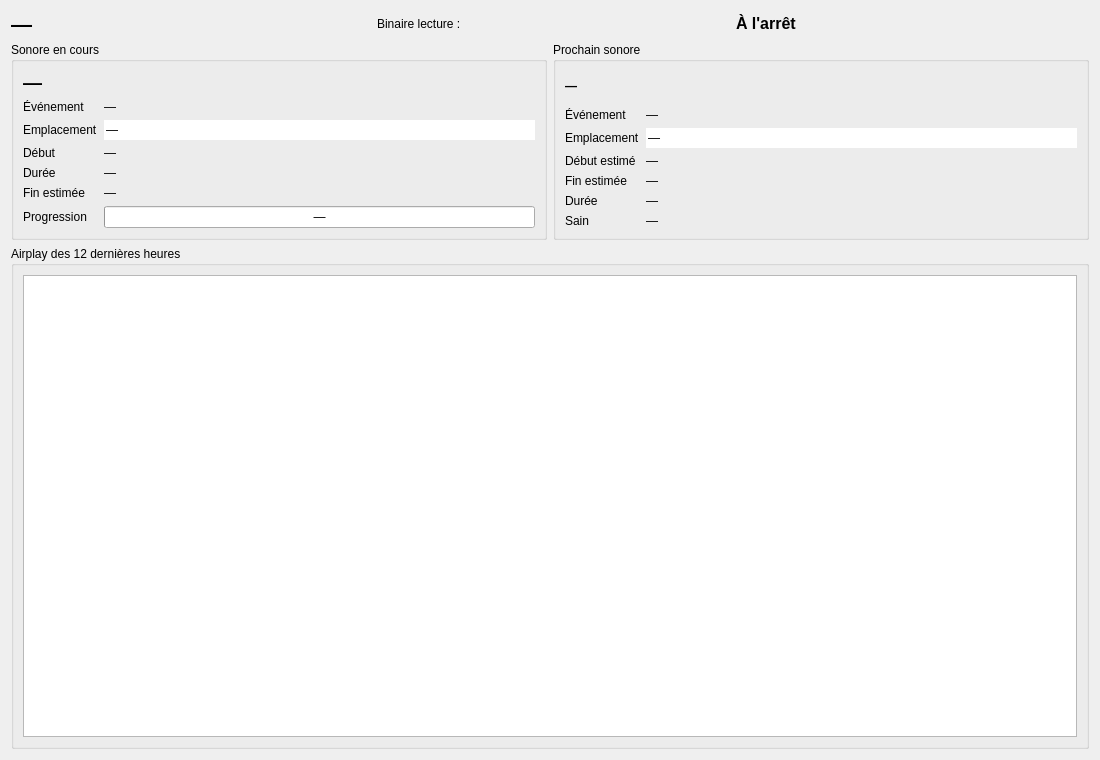
Before: the Qt Designer form src/machincast/interface/ui/ecran_par_defaut.ui in dascritch/machincast, drawn with Qt 5.
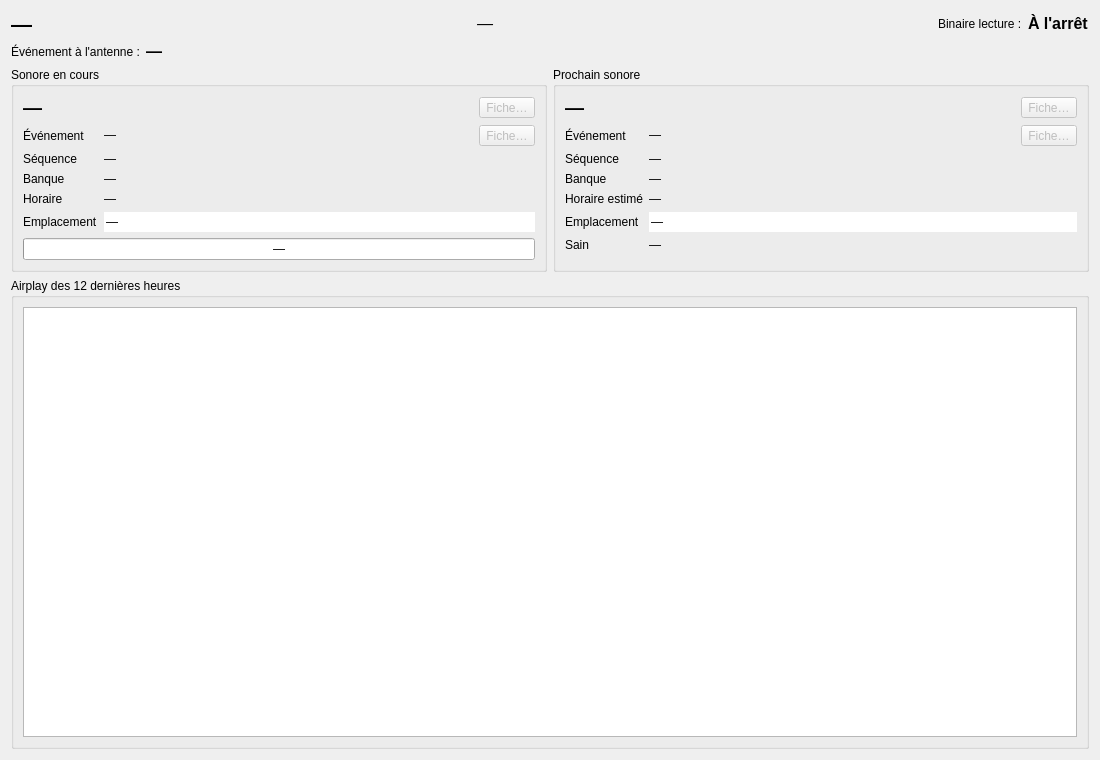
After: the same form once the commit is applied. Icons and pictures are not drawn.

Commit message:
feat(interface): accueil avec texte public, événement à l'antenne, séquence, banque, temps qui reste et accès aux fiches
https://github.com/dascritch/machincast/issues/144
Améliorations de la fiche tableau de bord d'accueil

Claude-Session: https://claude.ai/code/session_01KaPegkCQoT3k3oMgjXGsiv

```diff
--- a/src/machincast/interface/ui/ecran_par_defaut.ui
+++ b/src/machincast/interface/ui/ecran_par_defaut.ui
@@ -15,13 +15,12 @@
   </property>
   <layout class="QVBoxLayout" name="disposition">
    <item>
-    <layout class="QHBoxLayout" name="bandeau">
+    <layout class="QHBoxLayout" name="bandeau" stretch="0,1,0,0">
      <item>
       <widget class="QLabel" name="heure">
        <property name="font">
         <font>
-         <pointsize>16</pointsize>
-         <bold>true</bold>
+         <pointsize>16</pointsize><bold>true</bold>
         </font>
        </property>
        <property name="text">
@@ -33,11 +32,29 @@
       </widget>
      </item>
      <item>
-      <spacer name="espace_bandeau">
-       <property name="orientation">
-        <enum>Qt::Orientation::Horizontal</enum>
+      <widget class="QLabel" name="texte_public">
+       <property name="toolTip">
+        <string>Ce que les sorties publiques affichent du sonore en cours</string>
        </property>
-      </spacer>
+       <property name="font">
+        <font>
+         <pointsize>12</pointsize>
+         <italic>true</italic>
+        </font>
+       </property>
+       <property name="text">
+        <string>—</string>
+       </property>
+       <property name="alignment">
+        <set>Qt::AlignmentFlag::AlignCenter</set>
+       </property>
+       <property name="wordWrap">
+        <bool>true</bool>
+       </property>
+       <property name="textInteractionFlags">
+        <set>Qt::TextInteractionFlag::TextSelectableByMouse</set>
+       </property>
+      </widget>
      </item>
      <item>
       <widget class="QLabel" name="intitule_etat_lecture">
@@ -50,8 +67,7 @@
       <widget class="QLabel" name="etat_lecture">
        <property name="font">
         <font>
-         <pointsize>12</pointsize>
-         <bold>true</bold>
+         <pointsize>12</pointsize><bold>true</bold>
         </font>
        </property>
        <property name="text">
@@ -64,6 +80,35 @@
      </item>
     </layout>
    </item>
+   <item>
+    <layout class="QHBoxLayout" name="ligne_evenement_antenne" stretch="0,1">
+     <item>
+      <widget class="QLabel" name="intitule_evenement_antenne">
+       <property name="text">
+        <string>Événement à l'antenne :</string>
+       </property>
+      </widget>
+     </item>
+     <item>
+      <widget class="QLabel" name="evenement_antenne">
+       <property name="font">
+        <font>
+         <pointsize>12</pointsize><bold>true</bold>
+        </font>
+       </property>
+       <property name="text">
+        <string>—</string>
+       </property>
+       <property name="textInteractionFlags">
+        <set>Qt::TextInteractionFlag::TextSelectableByMouse</set>
+       </property>
+       <property name="wordWrap">
+        <bool>true</bool>
+       </property>
+      </widget>
+     </item>
+    </layout>
+   </item>
    <item>
     <layout class="QHBoxLayout" name="sonores" stretch="1,1">
      <item>
@@ -73,11 +118,12 @@
        </property>
        <layout class="QVBoxLayout" name="disposition_en_cours">
         <item>
+         <layout class="QHBoxLayout" name="ligne_en_cours_titre" stretch="1,0">
+          <item>
          <widget class="QLabel" name="en_cours_titre">
           <property name="font">
            <font>
-            <pointsize>14</pointsize>
-            <bold>true</bold>
+         <pointsize>14</pointsize><bold>true</bold>
            </font>
           </property>
           <property name="text">
@@ -90,6 +136,24 @@
            <bool>true</bool>
           </property>
          </widget>
+          </item>
+          <item>
+           <widget class="QToolButton" name="ouvrir_sonore_en_cours">
+          <property name="toolTip">
+           <string>Ouvrir la fiche du sonore</string>
+          </property>
+          <property name="text">
+           <string>Fiche…</string>
+          </property>
+          <property name="icon">
+           <iconset theme="document-properties"/>
+          </property>
+          <property name="enabled">
+           <bool>false</bool>
+          </property>
+         </widget>
+          </item>
+         </layout>
         </item>
         <item>
          <layout class="QFormLayout" name="formulaire_en_cours">
@@ -101,6 +165,8 @@
            </widget>
           </item>
           <item row="0" column="1">
+           <layout class="QHBoxLayout" name="ligne_en_cours_evenement" stretch="1,0">
+            <item>
            <widget class="QLabel" name="en_cours_evenement">
             <property name="text">
              <string>—</string>
@@ -113,14 +179,92 @@
             </property>
            </widget>
           </item>
+            <item>
+             <widget class="QToolButton" name="ouvrir_evenement_en_cours">
+          <property name="toolTip">
+           <string>Ouvrir la fiche de l'événement</string>
+          </property>
+          <property name="text">
+           <string>Fiche…</string>
+          </property>
+          <property name="icon">
+           <iconset theme="view-calendar"/>
+          </property>
+          <property name="enabled">
+           <bool>false</bool>
+          </property>
+         </widget>
+            </item>
+           </layout>
+          </item>
           <item row="1" column="0">
+           <widget class="QLabel" name="intitule_en_cours_sequence">
+            <property name="text">
+             <string>Séquence</string>
+            </property>
+           </widget>
+          </item>
+          <item row="1" column="1">
+           <widget class="QLabel" name="en_cours_sequence">
+       <property name="text">
+        <string>—</string>
+       </property>
+       <property name="textInteractionFlags">
+        <set>Qt::TextInteractionFlag::TextSelectableByMouse</set>
+       </property>
+       <property name="wordWrap">
+        <bool>true</bool>
+       </property>
+      </widget>
+          </item>
+          <item row="2" column="0">
+           <widget class="QLabel" name="intitule_en_cours_banque">
+            <property name="text">
+             <string>Banque</string>
+            </property>
+           </widget>
+          </item>
+          <item row="2" column="1">
+           <widget class="QLabel" name="en_cours_banque">
+       <property name="text">
+        <string>—</string>
+       </property>
+       <property name="textInteractionFlags">
+        <set>Qt::TextInteractionFlag::TextSelectableByMouse</set>
+       </property>
+       <property name="wordWrap">
+        <bool>true</bool>
+       </property>
+      </widget>
+          </item>
+          <item row="3" column="0">
+           <widget class="QLabel" name="intitule_en_cours_horaire">
+            <property name="text">
+             <string>Horaire</string>
+            </property>
+           </widget>
+          </item>
+          <item row="3" column="1">
+           <widget class="QLabel" name="en_cours_horaire">
+       <property name="text">
+        <string>—</string>
+       </property>
+       <property name="textInteractionFlags">
+        <set>Qt::TextInteractionFlag::TextSelectableByMouse</set>
+       </property>
+       <property name="wordWrap">
+        <bool>true</bool>
+       </property>
+      </widget>
+          </item>
+          <item row="4" column="0">
            <widget class="QLabel" name="intitule_en_cours_emplacement">
             <property name="text">
              <string>Emplacement</string>
             </property>
            </widget>
           </item>
-          <item row="1" column="1">
+          <item row="4" column="1">
            <widget class="QLineEdit" name="en_cours_emplacement">
             <property name="text">
              <string>—</string>
@@ -133,65 +277,9 @@
             </property>
            </widget>
           </item>
-          <item row="2" column="0">
-           <widget class="QLabel" name="intitule_en_cours_debut">
-            <property name="text">
-             <string>Début</string>
-            </property>
-           </widget>
-          </item>
-          <item row="2" column="1">
-           <widget class="QLabel" name="en_cours_debut">
-            <property name="text">
-             <string>—</string>
-            </property>
-            <property name="textInteractionFlags">
-             <set>Qt::TextInteractionFlag::TextSelectableByMouse</set>
-            </property>
-           </widget>
-          </item>
-          <item row="3" column="0">
-           <widget class="QLabel" name="intitule_en_cours_duree">
-            <property name="text">
-             <string>Durée</string>
-            </property>
-           </widget>
-          </item>
-          <item row="3" column="1">
-           <widget class="QLabel" name="en_cours_duree">
-            <property name="text">
-             <string>—</string>
-            </property>
-            <property name="textInteractionFlags">
-             <set>Qt::TextInteractionFlag::TextSelectableByMouse</set>
-            </property>
-           </widget>
-          </item>
-          <item row="4" column="0">
-           <widget class="QLabel" name="intitule_en_cours_fin">
-            <property name="text">
-             <string>Fin estimée</string>
-            </property>
-           </widget>
-          </item>
-          <item row="4" column="1">
-           <widget class="QLabel" name="en_cours_fin">
-            <property name="text">
-             <string>—</string>
-            </property>
-            <property name="textInteractionFlags">
-             <set>Qt::TextInteractionFlag::TextSelectableByMouse</set>
-            </property>
-           </widget>
-          </item>
-          <item row="5" column="0">
-           <widget class="QLabel" name="intitule_en_cours_progression">
-            <property name="text">
-             <string>Progression</string>
-            </property>
-           </widget>
-          </item>
-          <item row="5" column="1">
+         </layout>
+        </item>
+        <item>
            <widget class="QProgressBar" name="en_cours_progression">
             <property name="maximum">
              <number>100</number>
@@ -205,8 +293,6 @@
            </widget>
           </item>
          </layout>
-        </item>
-       </layout>
       </widget>
      </item>
      <item>
@@ -216,10 +302,12 @@
        </property>
        <layout class="QVBoxLayout" name="disposition_prochain">
         <item>
+         <layout class="QHBoxLayout" name="ligne_prochain_titre" stretch="1,0">
+          <item>
          <widget class="QLabel" name="prochain_titre">
           <property name="font">
            <font>
-            <bold>true</bold>
+         <pointsize>14</pointsize><bold>true</bold>
            </font>
           </property>
           <property name="text">
@@ -232,6 +320,24 @@
            <bool>true</bool>
           </property>
          </widget>
+          </item>
+          <item>
+           <widget class="QToolButton" name="ouvrir_sonore_prochain">
+          <property name="toolTip">
+           <string>Ouvrir la fiche du sonore</string>
+          </property>
+          <property name="text">
+           <string>Fiche…</string>
+          </property>
+          <property name="icon">
+           <iconset theme="document-properties"/>
+          </property>
+          <property name="enabled">
+           <bool>false</bool>
+          </property>
+         </widget>
+          </item>
+         </layout>
         </item>
         <item>
          <layout class="QFormLayout" name="formulaire_prochain">
@@ -243,6 +349,8 @@
            </widget>
           </item>
           <item row="0" column="1">
+           <layout class="QHBoxLayout" name="ligne_prochain_evenement" stretch="1,0">
+            <item>
            <widget class="QLabel" name="prochain_evenement">
             <property name="text">
              <string>—</string>
@@ -255,14 +363,92 @@
             </property>
            </widget>
           </item>
+            <item>
+             <widget class="QToolButton" name="ouvrir_evenement_prochain">
+          <property name="toolTip">
+           <string>Ouvrir la fiche de l'événement</string>
+          </property>
+          <property name="text">
+           <string>Fiche…</string>
+          </property>
+          <property name="icon">
+           <iconset theme="view-calendar"/>
+          </property>
+          <property name="enabled">
+           <bool>false</bool>
+          </property>
+         </widget>
+            </item>
+           </layout>
+          </item>
           <item row="1" column="0">
+           <widget class="QLabel" name="intitule_prochain_sequence">
+            <property name="text">
+             <string>Séquence</string>
+            </property>
+           </widget>
+          </item>
+          <item row="1" column="1">
+           <widget class="QLabel" name="prochain_sequence">
+       <property name="text">
+        <string>—</string>
+       </property>
+       <property name="textInteractionFlags">
+        <set>Qt::TextInteractionFlag::TextSelectableByMouse</set>
+       </property>
+       <property name="wordWrap">
+        <bool>true</bool>
+       </property>
+      </widget>
+          </item>
+          <item row="2" column="0">
+           <widget class="QLabel" name="intitule_prochain_banque">
+            <property name="text">
+             <string>Banque</string>
+            </property>
+           </widget>
+          </item>
+          <item row="2" column="1">
+           <widget class="QLabel" name="prochain_banque">
+       <property name="text">
+        <string>—</string>
+       </property>
+       <property name="textInteractionFlags">
+        <set>Qt::TextInteractionFlag::TextSelectableByMouse</set>
+       </property>
+       <property name="wordWrap">
+        <bool>true</bool>
+       </property>
+      </widget>
+          </item>
+          <item row="3" column="0">
+           <widget class="QLabel" name="intitule_prochain_horaire">
+            <property name="text">
+             <string>Horaire estimé</string>
+            </property>
+           </widget>
+          </item>
+          <item row="3" column="1">
+           <widget class="QLabel" name="prochain_horaire">
+       <property name="text">
+        <string>—</string>
+       </property>
+       <property name="textInteractionFlags">
+        <set>Qt::TextInteractionFlag::TextSelectableByMouse</set>
+       </property>
+       <property name="wordWrap">
+        <bool>true</bool>
+       </property>
+      </widget>
+          </item>
+          <item row="4" column="0">
            <widget class="QLabel" name="intitule_prochain_emplacement">
             <property name="text">
              <string>Emplacement</string>
             </property>
            </widget>
           </item>
-          <item row="1" column="1">
+          <item row="4" column="1">
            <widget class="QLineEdit" name="prochain_emplacement">
             <property name="text">
              <string>—</string>
@@ -275,57 +461,6 @@
             </property>
            </widget>
           </item>
-          <item row="2" column="0">
-           <widget class="QLabel" name="intitule_prochain_debut">
-            <property name="text">
-             <string>Début estimé</string>
-            </property>
-           </widget>
-          </item>
-          <item row="2" column="1">
-           <widget class="QLabel" name="prochain_debut">
-            <property name="text">
-             <string>—</string>
-            </property>
-            <property name="textInteractionFlags">
-             <set>Qt::TextInteractionFlag::TextSelectableByMouse</set>
-            </property>
-           </widget>
-          </item>
-          <item row="3" column="0">
-           <widget class="QLabel" name="intitule_prochain_fin">
-            <property name="text">
-             <string>Fin estimée</string>
-            </property>
-           </widget>
-          </item>
-          <item row="3" column="1">
-           <widget class="QLabel" name="prochain_fin">
-            <property name="text">
-             <string>—</string>
-            </property>
-            <property name="textInteractionFlags">
-             <set>Qt::TextInteractionFlag::TextSelectableByMouse</set>
-            </property>
-           </widget>
-          </item>
-          <item row="4" column="0">
-           <widget class="QLabel" name="intitule_prochain_duree">
-            <property name="text">
-             <string>Durée</string>
-            </property>
-           </widget>
-          </item>
-          <item row="4" column="1">
-           <widget class="QLabel" name="prochain_duree">
-            <property name="text">
-             <string>—</string>
-            </property>
-            <property name="textInteractionFlags">
-             <set>Qt::TextInteractionFlag::TextSelectableByMouse</set>
-            </property>
-           </widget>
-          </item>
           <item row="5" column="0">
            <widget class="QLabel" name="intitule_prochain_sain">
             <property name="text">
@@ -358,6 +493,9 @@
      <layout class="QVBoxLayout" name="disposition_airplay">
       <item>
        <widget class="QTableView" name="table_airplay">
+        <property name="toolTip">
+         <string>Double-clic sur un sonore, un événement, une séquence ou une banque : ouvrir sa fiche</string>
+        </property>
         <property name="editTriggers">
          <set>QAbstractItemView::EditTrigger::NoEditTriggers</set>
         </property>
```
Lines whose indentation alone changed are shown as unchanged. The commit also changes 12 other files.
